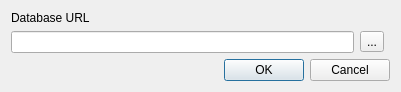
The window that designer/camo_connect_window.ui (JonRob812/CAMOnion) describes before a commit, drawn with Qt 5.
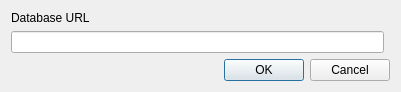
The same window after the commit.

The edit to the form file:
```diff
--- a/designer/camo_connect_window.ui
+++ b/designer/camo_connect_window.ui
@@ -21,7 +21,7 @@
      </property>
     </widget>
    </item>
-   <item row="2" column="0" colspan="3">
+   <item row="2" column="0" colspan="2">
     <widget class="QDialogButtonBox" name="buttonBox">
      <property name="orientation">
       <enum>Qt::Horizontal</enum>
@@ -34,13 +34,6 @@
    <item row="1" column="0">
     <widget class="QLineEdit" name="user_input"/>
    </item>
-   <item row="1" column="1">
-    <widget class="QToolButton" name="choose_file_button">
-     <property name="text">
-      <string>...</string>
-     </property>
-    </widget>
-   </item>
   </layout>
  </widget>
  <resources/>
```
